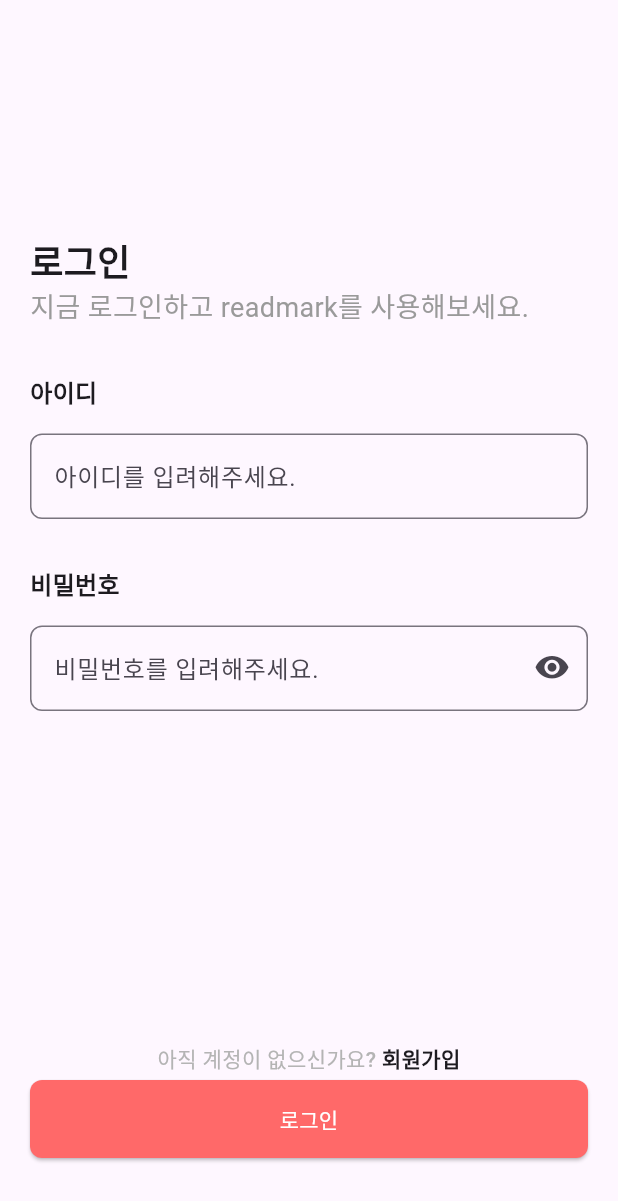
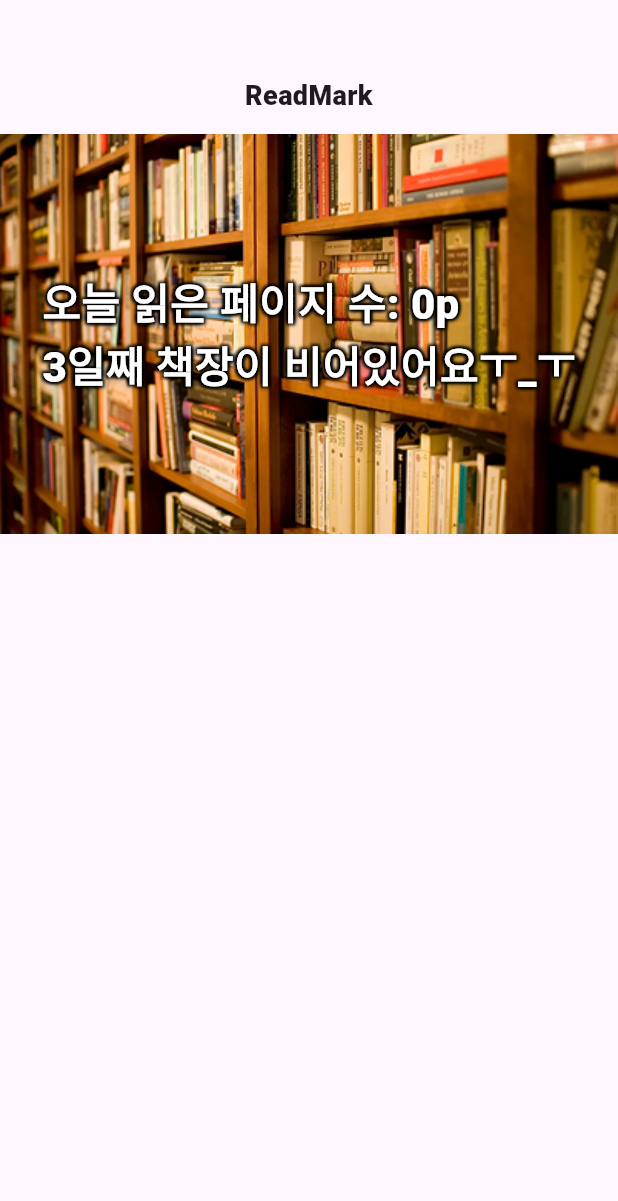
Before and after one commit to ReadMark/ReadMark_Flutter_code, a Flutter app: the LoginMainPage screen opened directly, after a tap on "로그인", on a phone screen of 412 x 824 dp. Shown: the top 1201 px of the screen. Run offline on Flutter 3.47's test engine with Material 3 defaults, Android fonts, the phone set to English and light mode, and no system bars.

Commit message:
commit(image) : stack image

```diff
--- a/readmark/lib/login/login_main_page.dart
+++ b/readmark/lib/login/login_main_page.dart
@@ -3,10 +3,16 @@ import 'package:flutter/rendering.dart';
 import 'package:readmark/component/next_button_layout.dart';
 import 'package:readmark/component/text_input_field.dart';
 import 'package:readmark/login/sign_main_page.dart';
+import 'package:readmark/main_page/home_screen.dart';
 
-class LoginMainPage extends StatelessWidget {
+class LoginMainPage extends StatefulWidget {
   const LoginMainPage({super.key});
 
+  @override
+  State<LoginMainPage> createState() => _LoginMainPageState();
+}
+
+class _LoginMainPageState extends State<LoginMainPage> {
   @override
   Widget build(BuildContext context) {
     return Scaffold(
@@ -18,10 +24,30 @@ class LoginMainPage extends StatelessWidget {
           UsetInfoInput(act: "비밀번호", action: "비밀번호를 입려해주세요.", src: true),
 
           Spacer(flex: 1),
-          SecondInfoText(onPressed: () {}),
-          NextButtonLayout(onPressed: () {}, acting: "로그인"),
+          SecondInfoText(onPressed: goToSignPage),
+          NextButtonLayout(onPressed: goToHomeScreen, acting: "로그인"),
           SizedBox(height: 52),
         ],
+      ),
+    );
+  }
+
+  goToSignPage() {
+    Navigator.of(context).push(
+      MaterialPageRoute(
+        builder: (BuildContext context) {
+          return SignMainPage();
+        },
+      ),
+    );
+  }
+
+  goToHomeScreen() {
+    Navigator.of(context).push(
+      MaterialPageRoute(
+        builder: (BuildContext context) {
+          return HomeScreen();
+        },
       ),
     );
   }
--- /dev/null
+++ b/readmark/lib/main_page/home_screen.dart
@@ -0,0 +1,81 @@
+import 'package:flutter/material.dart';
+
+class HomeScreen extends StatelessWidget {
+  const HomeScreen({super.key});
+
+  @override
+  Widget build(BuildContext context) {
+    return Scaffold(
+      body: SizedBox(
+        width: double.infinity,
+        child: Column(children: [TitleText(), ImageText()]),
+      ),
+    );
+  }
+}
+
+class TitleText extends StatelessWidget {
+  const TitleText({super.key});
+
+  @override
+  Widget build(BuildContext context) {
+    return Padding(
+      padding: EdgeInsets.only(top: 51, bottom: 12),
+      child: Text(
+        "ReadMark",
+        style: TextStyle(fontWeight: FontWeight.w800, fontSize: 18),
+        textAlign: TextAlign.center,
+      ),
+    );
+  }
+}
+
+class ImageText extends StatelessWidget {
+  const ImageText({super.key});
+
+  @override
+  Widget build(BuildContext context) {
+    return Stack(
+      alignment: Alignment.center,
+      children: [
+        Image.asset(
+          "assets/img/bookbackground.png",
+          width: MediaQuery.of(context).size.width,
+          height: 267,
+          fit: BoxFit.fill,
+        ),
+        Text(
+          "오늘 읽은 페이지 수: 0p\n3일째 책장이 비어있어요ㅜ_ㅜ",
+          style: TextStyle(
+            fontWeight: FontWeight.w900,
+            fontSize: 28,
+            color: Colors.white,
+
+            shadows: [
+              Shadow(
+                offset: Offset(1.5, 1.5),
+                color: Colors.black,
+                blurRadius: 2,
+              ),
+              Shadow(
+                offset: Offset(-1.5, 1.5),
+                color: Colors.black,
+                blurRadius: 2,
+              ),
+              Shadow(
+                offset: Offset(1.5, -1.5),
+                color: Colors.black,
+                blurRadius: 2,
+              ),
+              Shadow(
+                offset: Offset(-1.5, -1.5),
+                color: Colors.black,
+                blurRadius: 2,
+              ),
+            ],
+          ),
+        ),
+      ],
+    );
+  }
+}
```
Also changed, not shown: readmark/assets/img/bookbackground.png (added).
